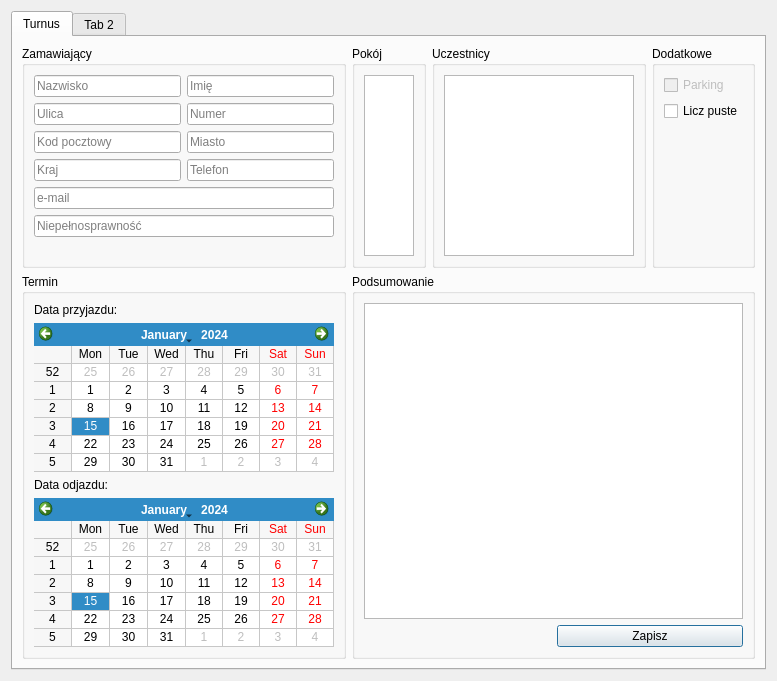
This is src/ui/NewReservation/NewReservationDialog.ui in Skwara/HoteleADC as Qt 5 draws it before an edit. The edited form follows.
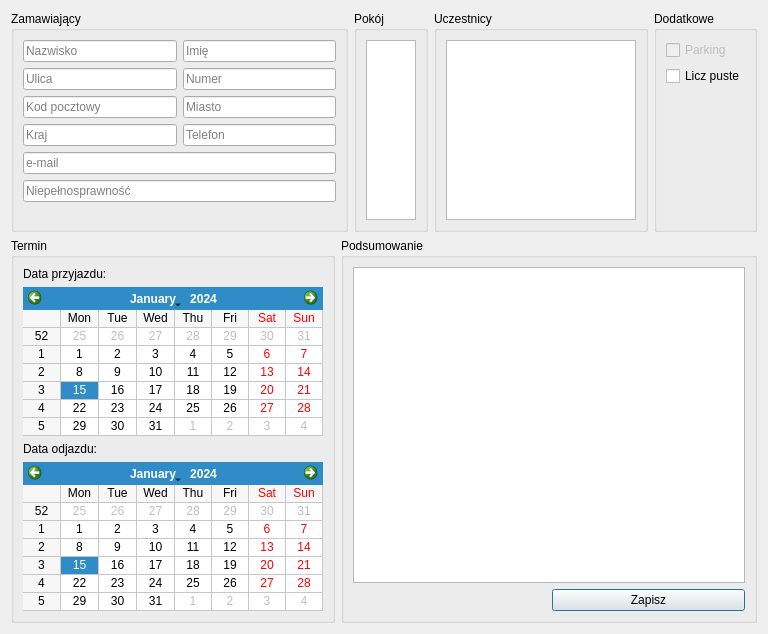
This is the edited form.

Commit message: Remove tabs from NewReservationDialog

What changed in the file:
```diff
--- a/src/ui/NewReservation/NewReservationDialog.ui
+++ b/src/ui/NewReservation/NewReservationDialog.ui
@@ -7,7 +7,7 @@
     <x>0</x>
     <y>0</y>
     <width>768</width>
-    <height>681</height>
+    <height>634</height>
    </rect>
   </property>
   <property name="sizePolicy">
@@ -22,13 +22,6 @@
   <property name="sizeGripEnabled">
    <bool>false</bool>
   </property>
-  <layout class="QGridLayout" name="gridLayout">
-   <item row="0" column="0">
-    <widget class="QTabWidget" name="tabWidget">
-     <widget class="QWidget" name="batchTab">
-      <attribute name="title">
-       <string>Turnus</string>
-      </attribute>
       <layout class="QVBoxLayout" name="verticalLayout">
        <item>
         <layout class="QHBoxLayout" name="horizontalLayout_1">
@@ -433,15 +426,6 @@
        </item>
       </layout>
      </widget>
-     <widget class="QWidget" name="tab_2">
-      <attribute name="title">
-       <string>Tab 2</string>
-      </attribute>
-     </widget>
-    </widget>
-   </item>
-  </layout>
- </widget>
  <tabstops>
   <tabstop>tabWidget</tabstop>
   <tabstop>surnameLineEdit</tabstop>
```
Left out of the diff: 4 changed lines with no effect on the pictures. Lines whose indentation alone changed are shown as unchanged.
